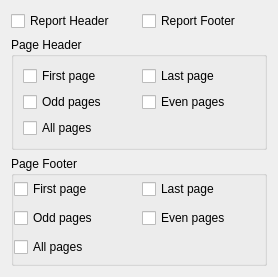
Above: plan/libs/ui/reports/reportsectionswidget.ui from KDE/calligra before the change. Below: the same form after it.
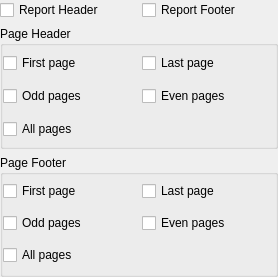
That is the form after the change.

Commit message: Improve operation, layout of section editor dockers

What changed in the file:
```diff
--- a/plan/libs/ui/reports/reportsectionswidget.ui
+++ b/plan/libs/ui/reports/reportsectionswidget.ui
@@ -20,6 +20,9 @@
    <string/>
   </property>
   <layout class="QVBoxLayout" name="verticalLayout">
+   <property name="margin">
+    <number>0</number>
+   </property>
    <item>
     <layout class="QHBoxLayout" name="horizontalLayout">
      <item>
@@ -53,6 +56,9 @@
       <bool>true</bool>
      </property>
      <layout class="QGridLayout" name="gridLayout_2">
+      <property name="margin">
+       <number>0</number>
+      </property>
       <item row="0" column="0">
        <widget class="QCheckBox" name="headerFirstpage">
         <property name="toolTip">
```
The commit also changes 1 other file.
